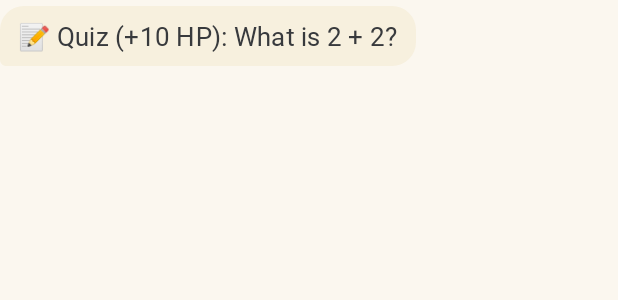
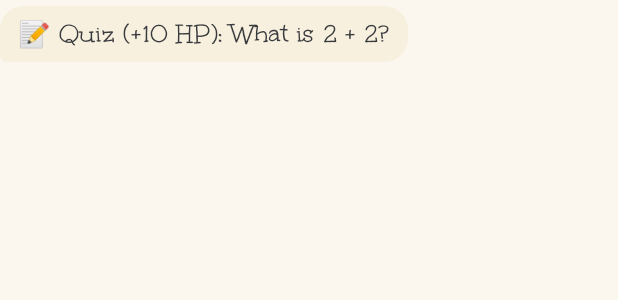
Before and after one commit to Hal0g3n/tomodoom, an Android app: the layout item_chat_bot.xml on its own in the app's theme, with its tools: preview values and no code run, on a phone screen of 412 x 824 dp. Shown: the top 300 px of the screen. Run offline under Robolectric (Android 15) with nearby library versions, the phone set to English and light mode, and no system bars; network calls fail.

Commit message:
fix(ui): show chat bubbles in Unkempt
The theme-level fontFamily (Playpen Sans) counts as a TextView attribute
and outranks android:textAppearance, so the bubbles kept the 17sp size
from TextAppearance.Tomodoom.ChatBubble but not its Unkempt font.

- Add Widget.Tomodoom.ChatBubble, a view style that sets the font and the
  text appearance; the user and bot bubble layouts use it via style=.
- CLAUDE.md: document the precedence in 6.3 and 6.2.

Co-Authored-By: Claude Opus 5.5 <noreply@anthropic.com>

```diff
--- a/app/src/main/res/layout/item_chat_bot.xml
+++ b/app/src/main/res/layout/item_chat_bot.xml
@@ -19,6 +19,6 @@
         android:paddingBottom="8dp"
         android:textColor="?android:attr/textColorPrimary"
         android:textIsSelectable="true"
-        android:textAppearance="@style/TextAppearance.Tomodoom.ChatBubble"
+        style="@style/Widget.Tomodoom.ChatBubble"
         tools:text="📝 Quiz (+10 HP): What is 2 + 2?" />
 </FrameLayout>
--- a/app/src/main/res/layout/item_chat_user.xml
+++ b/app/src/main/res/layout/item_chat_user.xml
@@ -19,6 +19,6 @@
         android:paddingBottom="8dp"
         android:textColor="?attr/colorOnPrimary"
         android:textIsSelectable="true"
-        android:textAppearance="@style/TextAppearance.Tomodoom.ChatBubble"
+        style="@style/Widget.Tomodoom.ChatBubble"
         tools:text="quiz" />
 </FrameLayout>
--- a/app/src/main/res/values/themes.xml
+++ b/app/src/main/res/values/themes.xml
@@ -80,6 +80,14 @@
         <item name="android:letterSpacing">0.01</item>
     </style>
 
+    <!-- Applied with style= on the bubble TextViews: the theme-level fontFamily outranks a
+         textAppearance, so the font has to come from the view style. -->
+    <style name="Widget.Tomodoom.ChatBubble" parent="">
+        <item name="android:textAppearance">@style/TextAppearance.Tomodoom.ChatBubble</item>
+        <item name="fontFamily">@font/unkempt</item>
+        <item name="android:fontFamily">@font/unkempt</item>
+    </style>
+
     <!-- Label of the open bottom bar tab (the other tabs show only their icon). -->
     <style name="TextAppearance.Tomodoom.NavLabel" parent="TextAppearance.Tomodoom.Caption">
         <item name="android:textSize">13sp</item>
```
Also changed, not shown: 1 other file.
